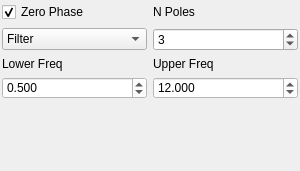
Old version of the form isp/resources/designer_uis/FilterDockWidget.ui in the repository ProjectISP/ISP.
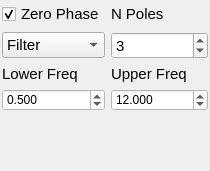
New version of the form.

```diff
--- a/isp/resources/designer_uis/FilterDockWidget.ui
+++ b/isp/resources/designer_uis/FilterDockWidget.ui
@@ -6,7 +6,7 @@
    <rect>
     <x>0</x>
     <y>0</y>
-    <width>300</width>
+    <width>210</width>
     <height>171</height>
    </rect>
   </property>
@@ -22,6 +22,11 @@
     <height>524287</height>
    </size>
   </property>
+  <property name="font">
+   <font>
+    <pointsize>11</pointsize>
+   </font>
+  </property>
   <property name="autoFillBackground">
    <bool>true</bool>
   </property>
```
